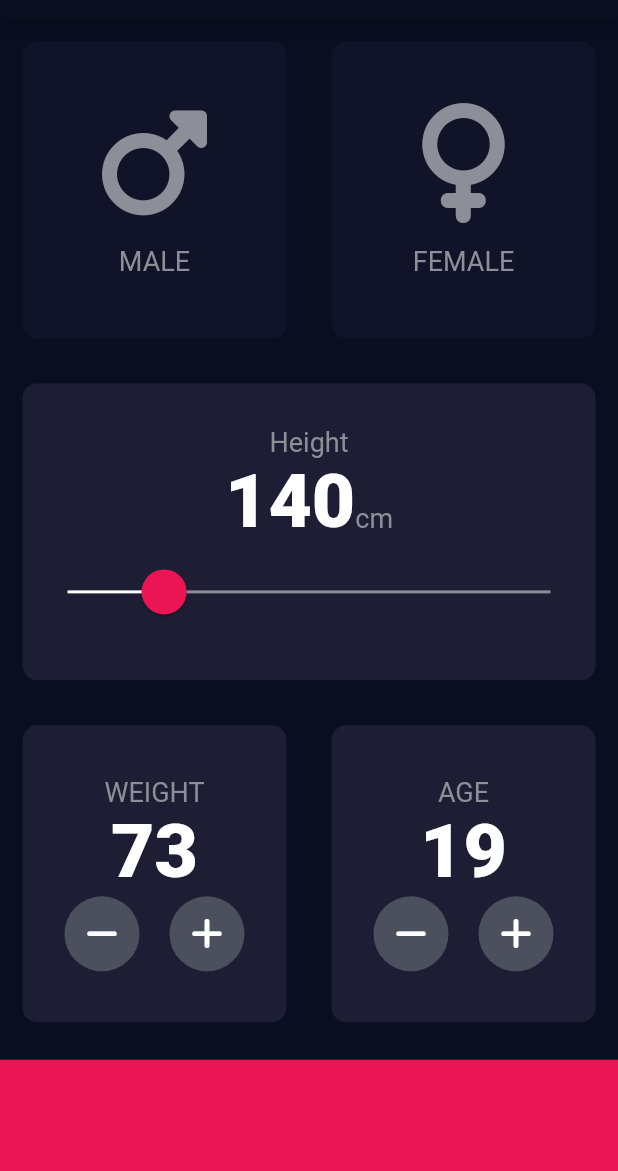
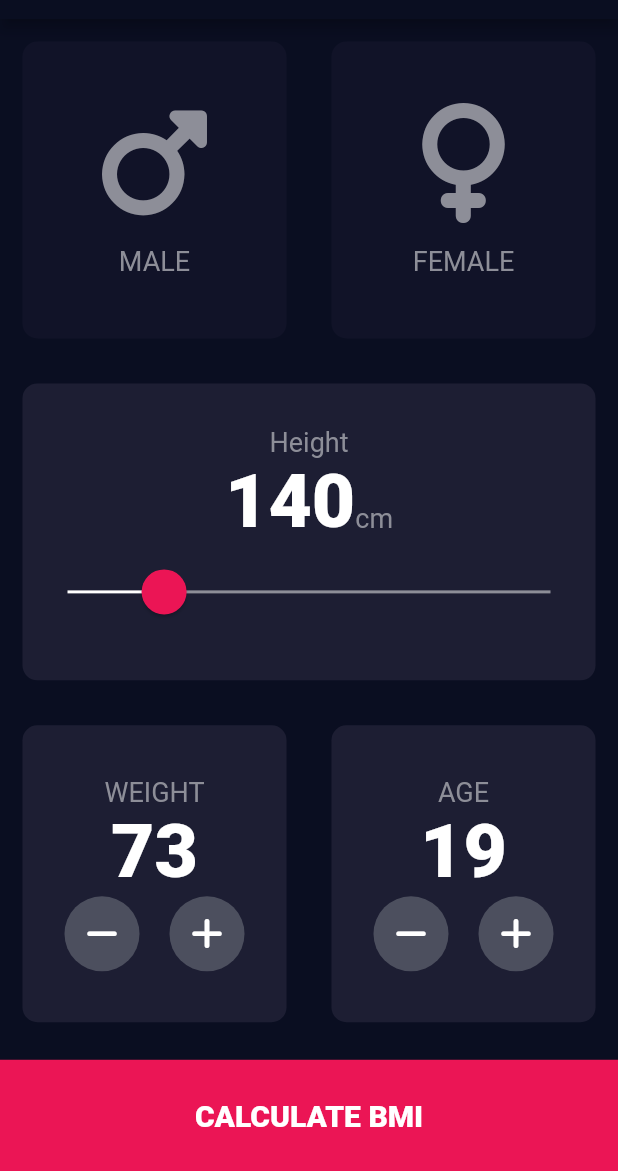
Before and after one commit to nativacu/bmi-calculator-flutter, a Flutter app: the screen it shows after launch, after a tap on an icon or button, on a phone screen of 412 x 824 dp, the part 65-1236 px from its top. Run offline on Flutter 3.47's test engine with Material 2 defaults, Android fonts, the phone set to English and light mode, and no system bars; our stand-ins replace font_awesome_flutter.

```diff
--- a/lib/input_page.dart
+++ b/lib/input_page.dart
@@ -1,6 +1,7 @@
 import 'package:bmi_calculator_flutter/constants.dart';
 import 'package:bmi_calculator_flutter/height_slider.dart';
 import 'package:bmi_calculator_flutter/number_card.dart';
+import 'package:bmi_calculator_flutter/result_page.dart';
 import 'package:flutter/cupertino.dart';
 import 'package:flutter/material.dart';
 import 'gender_options.dart';
@@ -53,11 +54,28 @@ class _InputPageState extends State<InputPage> {
               ],
             ),
           ),
-          Container(
-            color: kAccentColor,
-            margin: const EdgeInsets.only(top: 10.0),
-            width: double.infinity,
-            height: h * 0.09,
+          GestureDetector(
+            onTap: () => {
+              Navigator.push(
+                context,
+                MaterialPageRoute(
+                  builder: (context) => const ResultsPage(result: 19),
+                ),
+              )
+            },
+            child: Container(
+              color: kAccentColor,
+              margin: const EdgeInsets.only(top: 10.0),
+              width: double.infinity,
+              height: h * 0.09,
+              child: Center(
+                child: Text(
+                  'calculate bmi'.toUpperCase(),
+                  textAlign: TextAlign.center,
+                  style: kPrimaryTextStyle.copyWith(fontSize: 20),
+                ),
+              ),
+            ),
           )
           //   ],
           // ),
```
Also changed, not shown: lib/result_page.dart (added, +18 -0 lines).
